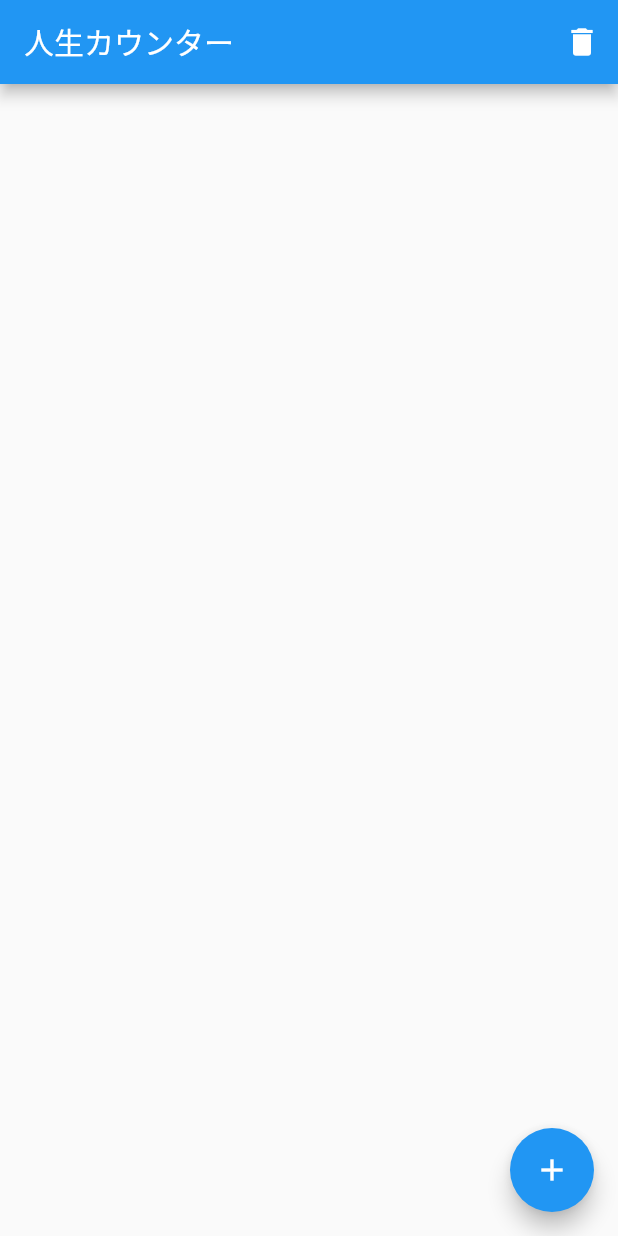
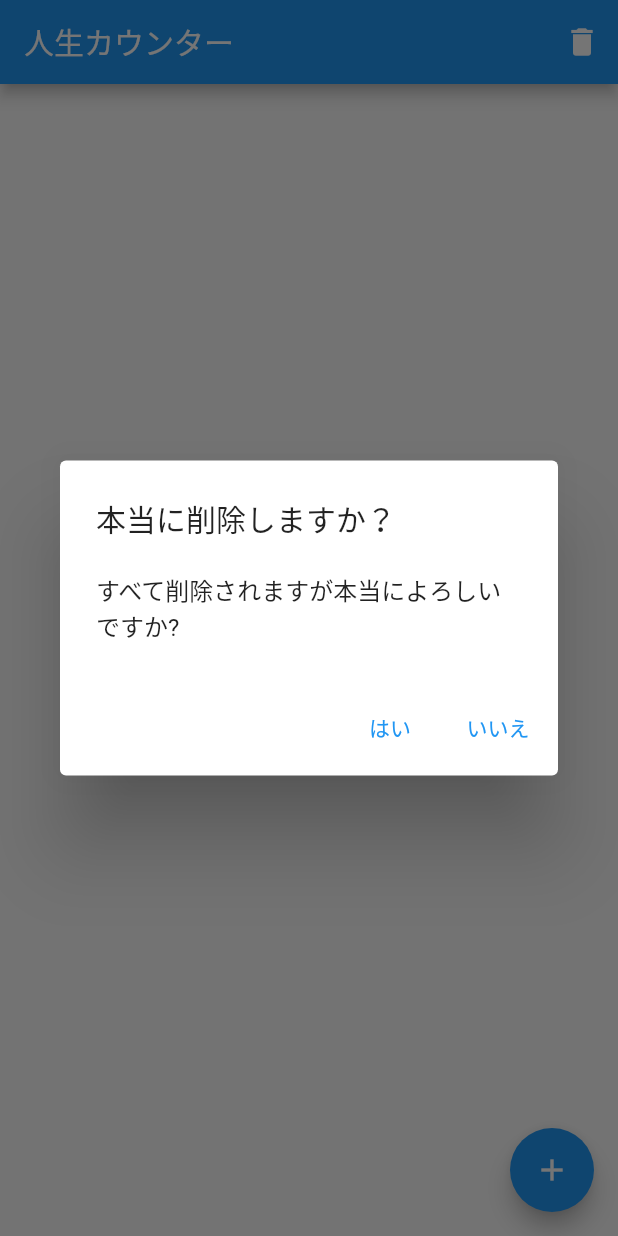
Before and after one commit to serizawa-T/lifeCounterApp, a Flutter app: the screen it shows after launch, after a tap on the "delete" icon, on a phone screen of 412 x 824 dp. Run offline on Flutter 3.47's test engine with Material 2 defaults, Android fonts, the phone set to English and light mode, and no system bars; our stand-ins replace objectbox; generated files the repository leaves out were written again.

```diff
--- a/lib/main.dart
+++ b/lib/main.dart
@@ -45,6 +45,40 @@ class _LifeCounterPageState extends State<LifeCounterPage> {
     setState(() {});
   }
 
+  Future<void> _showMyDialog() async {
+    return showDialog<void>(
+      context: context,
+      barrierDismissible: false, // user must tap button!
+      builder: (BuildContext context) {
+        return AlertDialog(
+          title: const Text('本当に削除しますか？'),
+          content: SingleChildScrollView(
+            child: ListBody(
+              children: const <Widget>[
+                Text('すべて削除されますが本当によろしいですか?'),
+              ],
+            ),
+          ),
+          actions: <Widget>[
+            TextButton(
+              child: const Text('はい'),
+              onPressed: () {
+                lifeEventBox?.removeAll();
+                fetchLifeEvents();
+              },
+            ),
+            TextButton(
+              child: const Text('いいえ'),
+              onPressed: () {
+                Navigator.of(context).pop();
+              },
+            ),
+          ],
+        );
+      },
+    );
+  }
+
   @override
   void initState() {
     super.initState();
@@ -59,8 +93,7 @@ class _LifeCounterPageState extends State<LifeCounterPage> {
         actions: [
           IconButton(
             onPressed: () {
-              lifeEventBox?.removeAll();
-              fetchLifeEvents();
+              _showMyDialog();
             },
             icon: const Icon(Icons.delete),
           ),
```
